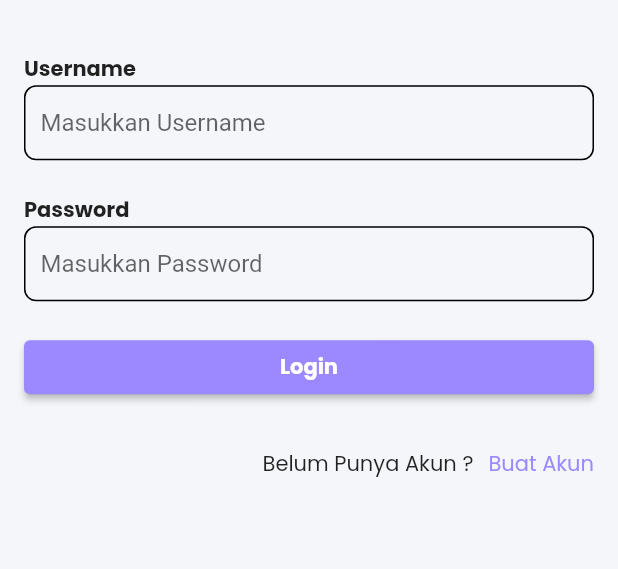
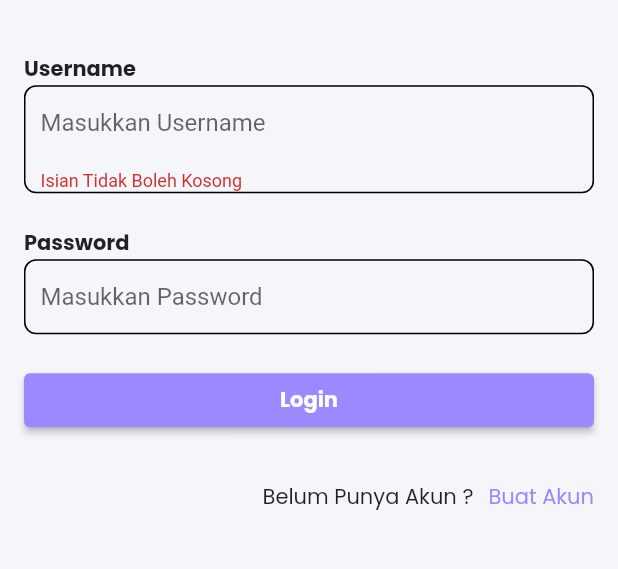
Before and after one commit to ardi7923/flutter-rumahsakit, a Flutter app: the screen it shows after launch, after a tap on "Konsultasi", on a phone screen of 412 x 824 dp, the part 395-964 px from its top. Run offline on Flutter 3.47's test engine with Material 2 defaults, Android fonts, the phone set to English and light mode, and no system bars; our stand-ins replace bloc, dio, equatable, flutter_bloc, flutter_spinkit, get and 3 more; network calls fail.

Commit message:
bugfix signin login

```diff
--- a/lib/screen/signin_screen.dart
+++ b/lib/screen/signin_screen.dart
@@ -67,12 +67,22 @@ class _SigninScreenState extends State<SigninScreen> {
                   ),
                   child: TextFormField(
                     controller: usernameController,
+                    autovalidateMode: AutovalidateMode.always,
                     decoration: InputDecoration(
                         border: InputBorder.none,
                         hintText: 'Masukkan Username'),
+                    onChanged: (value) {
+                      setState(() {
+                        errorApi = null;
+                      });
+                    },
                     validator: (value) {
                       if (value!.isEmpty) {
                         return "Isian Tidak Boleh Kosong";
+                      }
+
+                      if (errorApi != null) {
+                        return errorApi;
                       }
                     },
                   ),
@@ -95,6 +105,7 @@ class _SigninScreenState extends State<SigninScreen> {
                   ),
                   child: TextFormField(
                     controller: passwordController,
+                    autovalidateMode: AutovalidateMode.onUserInteraction,
                     obscureText: true,
                     decoration: InputDecoration(
                         border: InputBorder.none,
@@ -106,19 +117,6 @@ class _SigninScreenState extends State<SigninScreen> {
                     },
                   ),
                 ),
-                (errorApi != null)
-                    ? Container(
-                        margin: EdgeInsets.symmetric(horizontal: 20),
-                        width: double.infinity,
-                        child: Column(
-                          crossAxisAlignment: CrossAxisAlignment.start,
-                          children: [
-                            Text(errorApi!,
-                                style: poppinsFont.copyWith(color: errorColor)),
-                          ],
-                        ),
-                      )
-                    : Container(),
                 (!isLoading)
                     ? Container(
                         width: double.infinity,
@@ -179,9 +177,9 @@ class _SigninScreenState extends State<SigninScreen> {
   }
 
   _submitButton(username, password) async {
+    print(errorApi);
     final form = _formKey.currentState;
     if (form!.validate()) {
-      // print(errorApi);
       try {
         var response = await AuthService.login(username, password);
 
@@ -199,10 +197,11 @@ class _SigninScreenState extends State<SigninScreen> {
           setState(() {
             errorApi = response.message;
           });
-          // print();
+          print(errorApi);
         }
       } on DioError catch (e) {
         print(e);
+        print("tes");
       }
     }
 
```
Also changed, not shown: lib/screen/register_screen.dart (+44 -11 lines).
